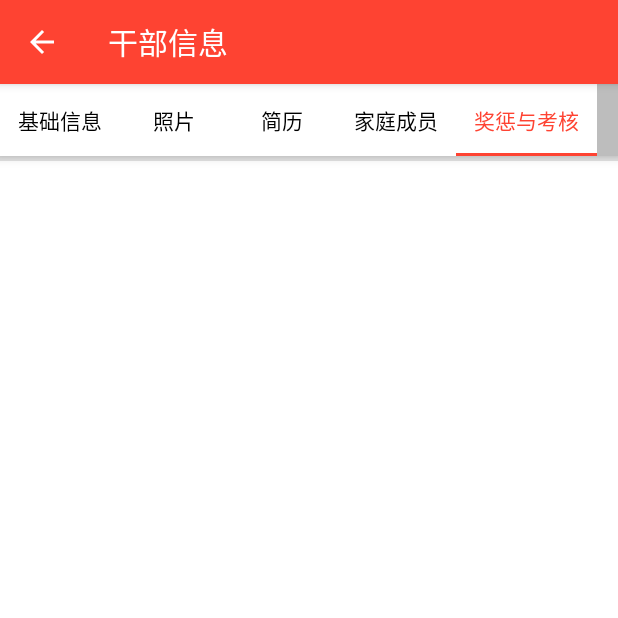
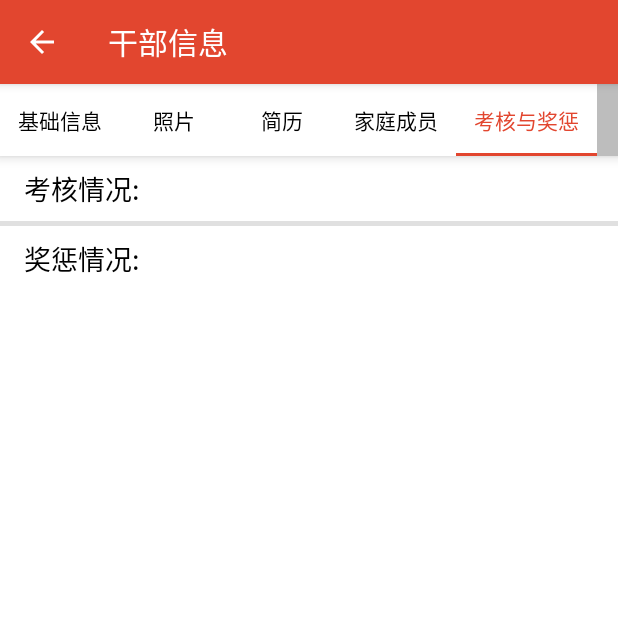
Before and after one commit to gujiaogu/GanBu, an Android app: the CadreInfoActivity screen opened directly, with no data from a screen before it, tab 5 chosen, on a phone screen of 412 x 824 dp, the top half of it. Run offline under Robolectric (Android 15) with nearby library versions, the phone set to English and light mode, and no system bars; our stand-ins replace ButterKnife; libraries missing offline, so code that uses them is left out: org.greenrobot.greendao; 6 statements that could not run were skipped.

Commit message:
20190320修改

```diff
--- a/app/src/main/java/com/uestc/ganbu/adapter/FamilyAdapter.java
+++ b/app/src/main/java/com/uestc/ganbu/adapter/FamilyAdapter.java
@@ -14,6 +14,7 @@ import android.widget.TextView;
 import com.uestc.ganbu.R;
 import com.uestc.ganbu.entity.CadreFamily;
 import com.uestc.ganbu.util.StreamUtil;
+import com.uestc.ganbu.util.TimeFormatUtil;
 
 import java.util.ArrayList;
 import java.util.List;
@@ -45,7 +46,11 @@ public class FamilyAdapter extends RecyclerView.Adapter<FamilyAdapter.FamilyView
         holder.mName.setText(entity.getName());
         String birthday = entity.getBirthDay();
         if (!TextUtils.isEmpty(birthday)) {
-            birthday = birthday.substring(0, birthday.indexOf(" "));
+            try {
+                birthday = TimeFormatUtil.sdf.format(TimeFormatUtil.sdf6.parse(birthday));
+            } catch (Exception e) {
+                e.printStackTrace();
+            }
         } else {
             birthday = "";
         }
--- a/app/src/main/java/com/uestc/ganbu/view/CadreInfoActivity.java
+++ b/app/src/main/java/com/uestc/ganbu/view/CadreInfoActivity.java
@@ -36,7 +36,7 @@ public class CadreInfoActivity extends BaseActivity {
         fragmentList.add(new FragmentWrapper(2, "简历", ResumeFragment.newInstance(entity)));
 //        fragmentList.add(new FragmentWrapper(3, "年度考核", CheckResultFragment.newInstance(entity)));
         fragmentList.add(new FragmentWrapper(3, "家庭成员", FamilyMemberFragment.newInstance(entity)));
-        fragmentList.add(new FragmentWrapper(4, "奖惩与考核", AwardPunishmentFragment.newInstance(entity)));
+        fragmentList.add(new FragmentWrapper(4, "考核与奖惩", AwardPunishmentFragment.newInstance(entity)));
         Fragment fragmentContainer = TabFragmentContainer.getInstance(fragmentList, mRes.getString(R.string.title_activity_cadre_info));
         getSupportFragmentManager().beginTransaction()
                 .replace(R.id.place_holder, fragmentContainer).commitAllowingStateLoss();
--- a/app/src/main/res/layout/fragment_award_punishment.xml
+++ b/app/src/main/res/layout/fragment_award_punishment.xml
@@ -5,6 +5,17 @@
     android:layout_height="match_parent"
     android:orientation="vertical"
     tools:context=".fragment.AwardPunishmentFragment">
+
+    <TextView
+        android:layout_width="match_parent"
+        android:layout_height="wrap_content"
+        android:paddingLeft="@dimen/activity_horizontal_margin"
+        android:paddingRight="@dimen/activity_horizontal_margin"
+        android:paddingBottom="@dimen/vertical_spacing"
+        android:paddingTop="@dimen/vertical_spacing"
+        android:textColor="@android:color/black"
+        android:textSize="@dimen/text_size"
+        android:text="考核情况:"/>
 
     <android.support.v7.widget.RecyclerView
         android:layout_width="match_parent"
@@ -16,6 +27,16 @@
         android:layout_width="match_parent"
         android:layout_height="3dp"
         android:background="@color/grey_300" />
+    <TextView
+        android:layout_width="match_parent"
+        android:layout_height="wrap_content"
+        android:paddingLeft="@dimen/activity_horizontal_margin"
+        android:paddingRight="@dimen/activity_horizontal_margin"
+        android:paddingBottom="@dimen/vertical_spacing"
+        android:paddingTop="@dimen/vertical_spacing"
+        android:textColor="@android:color/black"
+        android:textSize="@dimen/text_size"
+        android:text="奖惩情况:"/>
     <android.support.v7.widget.RecyclerView
         android:layout_width="match_parent"
         android:layout_height="wrap_content"
--- a/app/src/main/res/values/colors.xml
+++ b/app/src/main/res/values/colors.xml
@@ -1,7 +1,7 @@
 <?xml version="1.0" encoding="utf-8"?>
 <resources>
-    <color name="colorPrimary">#FE4332</color>
-    <color name="colorPrimaryDark">#FE4332</color>
+    <color name="colorPrimary">#e2462f</color>
+    <color name="colorPrimaryDark">#e2462f</color>
     <color name="colorAccent">#027BFF</color>
     <color name="colorPrimary_real">#b0251e</color>
     <color name="color_news_bottom_text">#989898</color>
```
